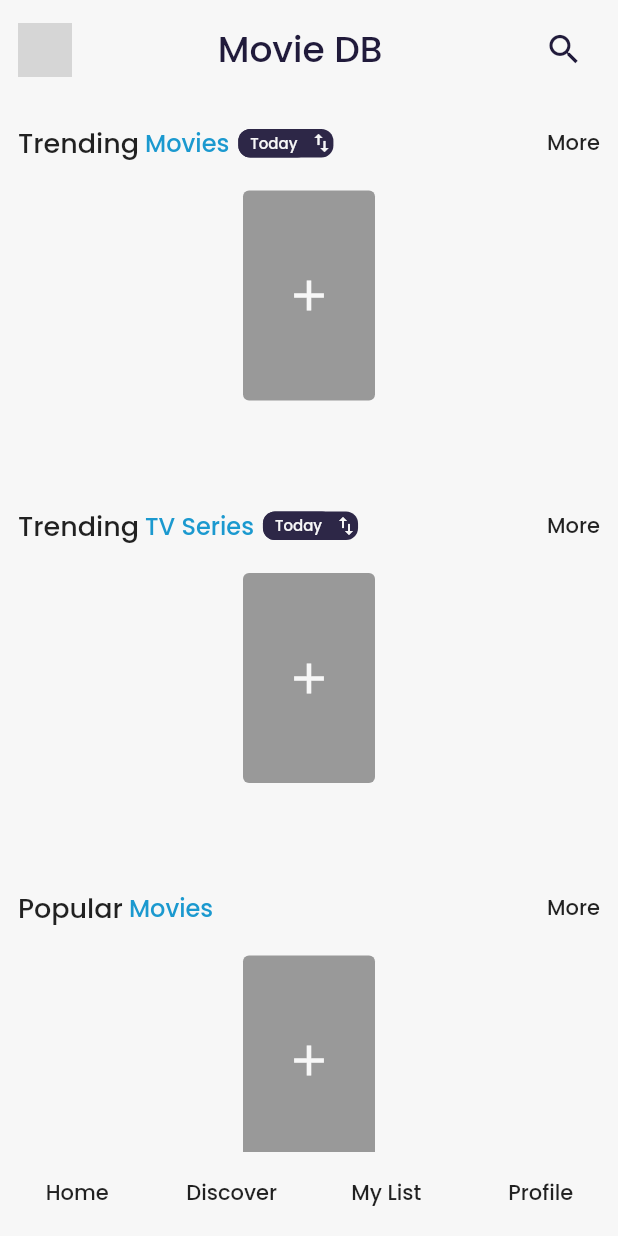
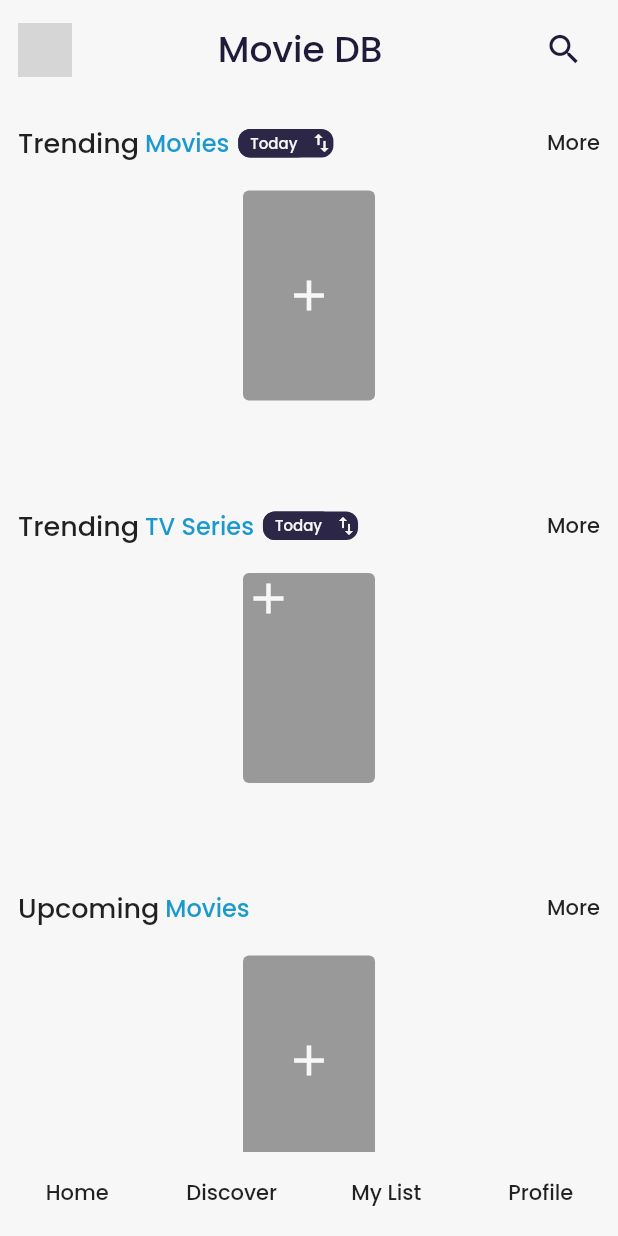
Before and after one commit to himmat12/movie_db_app, a Flutter app: the screen it shows after launch, on a phone screen of 412 x 824 dp. Run offline on Flutter 3.47's test engine with Material 2 defaults, Android fonts, the phone set to English and light mode, and no system bars; our stand-ins replace cached_network_image, flutter_spinkit, get, get_it, get_storage, shimmer; network calls fail; grey boxes are pictures that could not be loaded.

Commit message:
minor bugs fix & slight adding updated in horizontal scrollable

```diff
--- a/lib/src/global_components/switch_btn.dart
+++ b/lib/src/global_components/switch_btn.dart
@@ -160,77 +160,78 @@ Widget trendingTvSwitchBtnBuilder({
 
 // upcomming/now playing movie switch
 
-Widget upcommingMovieSwitchBtnBuilder({
-  Color? color,
-  Color? selectedColor,
-  Color? textColor,
-  BorderRadiusGeometry? borderRadius,
-  EdgeInsetsGeometry? padding,
-  BoxBorder? border,
-}) {
-  final _controller = Get.find<UtilityController>();
-  final _resultsController = Get.find<ResultsController>();
+// Widget upcommingMovieSwitchBtnBuilder({
+//   Color? color,
+//   Color? selectedColor,
+//   Color? textColor,
+//   BorderRadiusGeometry? borderRadius,
+//   EdgeInsetsGeometry? padding,
+//   BoxBorder? border,
+// }) {
+//   final _controller = Get.find<UtilityController>();
+//   final _resultsController = Get.find<ResultsController>();
 
-  return Obx(
-    () => Container(
-      decoration: BoxDecoration(
-        borderRadius: borderRadius ?? BorderRadius.circular(8),
-        color: color ?? secondaryDarkBlue,
-        border: border ??
-            const Border(
-              bottom: BorderSide.none,
-              top: BorderSide.none,
-              left: BorderSide.none,
-              right: BorderSide.none,
-            ),
-      ),
-      child: Row(
-        children: [
-          _resultsController.nowPlayingMoviesState.value == ViewState.busy
-              ? Padding(
-                  padding: padding ??
-                      const EdgeInsets.symmetric(horizontal: 8, vertical: 2),
-                  child: LoadingSpinner.horizontalLoading,
-                )
-              : GestureDetector(
-                  onTap: () {
-                    _controller.toggleIsMovieNowPlayingSwitch();
-                    _resultsController.nowPlayingMoviesPage = 1;
+//   return Obx(
+//     () => Container(
+//       decoration: BoxDecoration(
+//         borderRadius: borderRadius ?? BorderRadius.circular(8),
+//         color: color ?? secondaryDarkBlue,
+//         border: border ??
+//             const Border(
+//               bottom: BorderSide.none,
+//               top: BorderSide.none,
+//               left: BorderSide.none,
+//               right: BorderSide.none,
+//             ),
+//       ),
+//       child: Row(
+//         children: [
+//           _resultsController.nowPlayingMoviesState.value == ViewState.busy
+//               ? Padding(
+//                   padding: padding ??
+//                       const EdgeInsets.symmetric(horizontal: 8, vertical: 2),
+//                   child: LoadingSpinner.horizontalLoading,
+//                 )
+//               : GestureDetector(
+//                   onTap: () {
+//                     _controller.toggleIsMovieNowPlayingSwitch();
 
-                    if (_controller.isMovieNowPlaying == true) {
-                      _resultsController.getMovieResults(
-                          resultType: NOW_PLAYING_STRING);
-                    } else if (_controller.isMovieNowPlaying != true) {
-                      _resultsController.getMovieResults(
-                          resultType: UPCOMING_STRING);
-                    }
-                  },
-                  child: Container(
-                    padding: padding ??
-                        const EdgeInsets.symmetric(horizontal: 8, vertical: 2),
-                    alignment: Alignment.center,
-                    decoration: BoxDecoration(
-                      color: secondaryDarkBlue,
-                      borderRadius: BorderRadius.circular(8),
-                    ),
-                    child: Text(
-                      _controller.isMovieNowPlaying == true
-                          ? 'Now Playing'
-                          : 'Upcoming',
-                      style: TextStyle(
-                        color: textColor ?? primaryWhite,
-                        fontSize: n - 6,
-                      ),
-                    ),
-                  ),
-                ),
-          const Icon(
-            Icons.import_export,
-            size: 16,
-            color: primaryWhite,
-          ),
-        ],
-      ),
-    ),
-  );
-}
+//                     if (_controller.isMovieNowPlaying == true) {
+//                       _resultsController.nowPlayingMoviesPage = 1;
+//                       _resultsController.getMovieResults(
+//                           resultType: NOW_PLAYING_STRING);
+//                     } else if (_controller.isMovieNowPlaying != true) {
+//                       _resultsController.upcommingMoviesPage = 1;
+//                       _resultsController.getMovieResults(
+//                           resultType: UPCOMING_STRING);
+//                     }
+//                   },
+//                   child: Container(
+//                     padding: padding ??
+//                         const EdgeInsets.symmetric(horizontal: 8, vertical: 2),
+//                     alignment: Alignment.center,
+//                     decoration: BoxDecoration(
+//                       color: secondaryDarkBlue,
+//                       borderRadius: BorderRadius.circular(8),
+//                     ),
+//                     child: Text(
+//                       _controller.isMovieNowPlaying == true
+//                           ? 'Now Playing'
+//                           : 'Upcoming',
+//                       style: TextStyle(
+//                         color: textColor ?? primaryWhite,
+//                         fontSize: n - 6,
+//                       ),
+//                     ),
+//                   ),
+//                 ),
+//           const Icon(
+//             Icons.import_export,
+//             size: 16,
+//             color: primaryWhite,
+//           ),
+//         ],
+//       ),
+//     ),
+//   );
+// }
--- a/lib/src/models/movie_result_model.dart
+++ b/lib/src/models/movie_result_model.dart
@@ -44,7 +44,7 @@ class MovieResultModel {
         overview: json['overview'] as String?,
         popularity: (json['popularity'] as num?)?.toDouble(),
         posterPath: json['poster_path'] as String?,
-        releaseDate: json['release_date'] == null
+        releaseDate: json['release_date'] == null || json['release_date'] == ""
             ? null
             : DateTime.parse(json['release_date'] as String),
         title: json['title'] as String?,
--- a/lib/src/models/tv_result_model.dart
+++ b/lib/src/models/tv_result_model.dart
@@ -31,9 +31,10 @@ class TvResultsModel {
 
   factory TvResultsModel.fromJson(Map<String, dynamic> json) => TvResultsModel(
         backdropPath: json['backdrop_path'] as String?,
-        firstAirDate: json['first_air_date'] == null
-            ? null
-            : DateTime.parse(json['first_air_date'] as String),
+        firstAirDate:
+            json['first_air_date'] == "" || json['first_air_date'] == ""
+                ? null
+                : DateTime.parse(json['first_air_date'] as String),
         genreIds: (json['genre_ids'] as List<dynamic>?)
             ?.map((e) => e as int)
             .toList(),
--- a/lib/src/views/dashboard/dashboard.dart
+++ b/lib/src/views/dashboard/dashboard.dart
@@ -10,7 +10,10 @@ import 'package:movie_app/src/helpers/widget_builder_helper.dart';
 import 'package:movie_app/src/models/api_configuration_model.dart';
 import 'package:movie_app/src/skeletons/bottom_nav_skeleton.dart';
 import 'package:movie_app/src/skeletons/page_skeleton.dart';
+import 'package:movie_app/src/views/discover/discover_page.dart';
 import 'package:movie_app/src/views/home/home_page.dart';
+import 'package:movie_app/src/views/mylist/mylist_page.dart';
+import 'package:movie_app/src/views/profile/profile_page.dart';
 
 class DashboardPage extends StatelessWidget {
   final _configurationController = Get.find<ConfigurationController>();
@@ -20,9 +23,9 @@ class DashboardPage extends StatelessWidget {
 
   List<Widget> pages = [
     HomePage(),
-    HomePage(),
-    HomePage(),
-    HomePage(),
+    DiscoverPage(),
+    MyListPage(),
+    ProfilePage(),
   ];
 
   @override
--- /dev/null
+++ b/lib/src/views/discover/discover_page.dart
@@ -0,0 +1,12 @@
+import 'package:flutter/material.dart';
+
+class DiscoverPage extends StatelessWidget {
+  // const DiscoverPage({Key? key}) : super(key: key);
+
+  @override
+  Widget build(BuildContext context) {
+    return const Center(
+      child: Text('Discover'),
+    );
+  }
+}
--- a/lib/src/views/home/components/movies_results_builder.dart
+++ b/lib/src/views/home/components/movies_results_builder.dart
@@ -5,11 +5,8 @@ import 'package:movie_app/src/configs/configs.dart';
 import 'package:movie_app/src/configs/strings.dart';
 import 'package:movie_app/src/controllers/base_controller.dart';
 import 'package:movie_app/src/controllers/results_controller.dart';
-import 'package:movie_app/src/controllers/trending_results_controller.dart';
-import 'package:movie_app/src/controllers/utility_controller.dart';
 import 'package:movie_app/src/global_components/loading_spinner.dart';
 import 'package:movie_app/src/global_components/more_btn.dart';
-import 'package:movie_app/src/global_components/switch_btn.dart';
 import 'package:movie_app/src/models/movie_result_model.dart';
 
 Widget movieResultBuilder({
@@ -19,14 +16,16 @@ Widget movieResultBuilder({
   required String resultType,
   required String posterUrl,
   required Rx<ViewState> state,
-  required RxList<MovieResultModel> moviesResult,
   void Function()? onMoreTap,
 }) {
+  // ignore: avoid_print
+  print("$resultType movie builder builded");
+
   final _resultsController = Get.find<ResultsController>();
-  final _utilityController = Get.find<UtilityController>();
 
   var items = <Widget>[];
 
+// returns respected movies list according to the given resultType parameter
   RxList<MovieResultModel>? getItem(String resultType) {
     switch (resultType) {
       case POPULAR_STRING:
@@ -51,7 +50,7 @@ Widget movieResultBuilder({
           },
           child: SizedBox(
             width: 100,
-            height: 184,
+            height: 186,
             child: Column(
               crossAxisAlignment: CrossAxisAlignment.start,
               children: [
@@ -226,7 +225,10 @@ Widget movieResultBuilder({
           child: SingleChildScrollView(
             scrollDirection: Axis.horizontal,
             child: Obx(
-              () => Row(children: moviesList(getItem(resultType) ?? [])),
+              () => Padding(
+                padding: const EdgeInsets.fromLTRB(12, 0, 12, 0),
+                child: Row(children: moviesList(getItem(resultType) ?? [])),
+              ),
             ),
           ),
         ),
--- a/lib/src/views/home/components/trending_movies_builder.dart
+++ b/lib/src/views/home/components/trending_movies_builder.dart
@@ -18,6 +18,9 @@ Widget trendingMoviesBuilder({
   required String posterUrl,
   void Function()? onMoreTap,
 }) {
+  // ignore: avoid_print
+  print("trending movie builder builded");
+
   final _resultsController = Get.find<ResultsController>();
   final _utilityController = Get.find<UtilityController>();
   final _trendingResultsController = Get.find<TrendingResultsController>();
@@ -33,7 +36,7 @@ Widget trendingMoviesBuilder({
           },
           child: SizedBox(
             width: 100,
-            height: 184,
+            height: 186,
             child: Column(
               crossAxisAlignment: CrossAxisAlignment.start,
               children: [
@@ -212,9 +215,12 @@ Widget trendingMoviesBuilder({
           child: SingleChildScrollView(
             scrollDirection: Axis.horizontal,
             child: Obx(
-              () => Row(
-                  children:
-                      moviesList(_trendingResultsController.trendingMovies)),
+              () => Padding(
+                padding: const EdgeInsets.fromLTRB(12, 0, 12, 0),
+                child: Row(
+                    children:
+                        moviesList(_trendingResultsController.trendingMovies)),
+              ),
             ),
           ),
         ),
--- a/lib/src/views/home/components/trending_tv_builder.dart
+++ b/lib/src/views/home/components/trending_tv_builder.dart
@@ -19,6 +19,9 @@ Widget trendingTvBuilder({
   required String posterUrl,
   void Function()? onMoreTap,
 }) {
+  // ignore: avoid_print
+  print("trending tv builder builded");
+
   final _resultsController = Get.find<ResultsController>();
   final _trendingResultsController = Get.find<TrendingResultsController>();
   final _utilityController = Get.find<UtilityController>();
@@ -34,7 +37,7 @@ Widget trendingTvBuilder({
           },
           child: SizedBox(
             width: 100,
-            height: 184,
+            height: 186,
             child: Column(
               crossAxisAlignment: CrossAxisAlignment.start,
               children: [
@@ -139,9 +142,10 @@ Widget trendingTvBuilder({
         // print('add more pages');
       },
       child: Column(
+        crossAxisAlignment: CrossAxisAlignment.start,
         children: [
           Stack(
-            alignment: AlignmentDirectional.center,
+            // alignment: AlignmentDirectional.center,
             children: [
               Container(
                 width: 88,
@@ -212,8 +216,11 @@ Widget trendingTvBuilder({
           child: SingleChildScrollView(
             scrollDirection: Axis.horizontal,
             child: Obx(
-              () => Row(
-                  children: tvsList(_trendingResultsController.trendingTVs)),
+              () => Padding(
+                padding: const EdgeInsets.fromLTRB(12, 0, 12, 0),
+                child: Row(
+                    children: tvsList(_trendingResultsController.trendingTVs)),
+              ),
             ),
           ),
         ),
--- a/lib/src/views/home/components/tv_results_builder.dart
+++ b/lib/src/views/home/components/tv_results_builder.dart
@@ -5,13 +5,8 @@ import 'package:movie_app/src/configs/configs.dart';
 import 'package:movie_app/src/configs/strings.dart';
 import 'package:movie_app/src/controllers/base_controller.dart';
 import 'package:movie_app/src/controllers/results_controller.dart';
-import 'package:movie_app/src/controllers/trending_results_controller.dart';
-import 'package:movie_app/src/controllers/utility_controller.dart';
 import 'package:movie_app/src/global_components/loading_spinner.dart';
 import 'package:movie_app/src/global_components/more_btn.dart';
-import 'package:movie_app/src/global_components/switch_btn.dart';
-import 'package:movie_app/src/models/movie_result_model.dart';
-import 'package:movie_app/src/models/test_model.dart';
 import 'package:movie_app/src/models/tv_result_model.dart';
 
 Widget tvResultBuilder({
@@ -20,14 +15,16 @@ Widget tvResultBuilder({
   required Rx<ViewState> state,
   required String resultType,
   required String posterUrl,
-  required RxList<TvResultsModel> tvResults,
   void Function()? onMoreTap,
 }) {
+  // ignore: avoid_print
+  print("$resultType tv builder builded");
+
   final _resultsController = Get.find<ResultsController>();
-  final _utilityController = Get.find<UtilityController>();
 
   var items = <Widget>[];
 
+// returns respected TV list according to the given resultType parameter
   RxList<TvResultsModel>? getItem(String resultType) {
     switch (resultType) {
       case POPULAR_STRING:
@@ -52,7 +49,7 @@ Widget tvResultBuilder({
           },
           child: SizedBox(
             width: 100,
-            height: 184,
+            height: 186,
             child: Column(
               crossAxisAlignment: CrossAxisAlignment.start,
               children: [
@@ -230,7 +227,10 @@ Widget tvResultBuilder({
           child: SingleChildScrollView(
             scrollDirection: Axis.horizontal,
             child: Obx(
-              () => Row(children: tvList(getItem(resultType) ?? [])),
+              () => Padding(
+                padding: const EdgeInsets.fromLTRB(12, 0, 12, 0),
+                child: Row(children: tvList(getItem(resultType) ?? [])),
+              ),
             ),
           ),
         ),
--- a/lib/src/views/home/home_page.dart
+++ b/lib/src/views/home/home_page.dart
@@ -45,12 +45,33 @@ class HomePage extends StatelessWidget {
         ),
         const SizedBox(height: 22),
 
+        // upcoming movies *
+        movieResultBuilder(
+          onMoreTap: () {},
+          resultType: UPCOMING_STRING,
+          state: _resultsController.upcommingMoviesState,
+          posterUrl: _configurationController.posterUrl,
+          title: "Upcoming",
+          subtitle: "Movies",
+        ),
+        const SizedBox(height: 22),
+
+        // on the air tv shows
+        tvResultBuilder(
+          onMoreTap: () {},
+          resultType: ON_THE_AIR_STRING,
+          state: _resultsController.onTheAirTvState,
+          posterUrl: _configurationController.posterUrl,
+          title: "On The Air",
+          subtitle: "TV Series",
+        ),
+        const SizedBox(height: 22),
+
         // popular movies *
         movieResultBuilder(
           onMoreTap: () {},
           resultType: POPULAR_STRING,
           state: _resultsController.popularMoviesState,
-          moviesResult: _resultsController.popularMovies,
           posterUrl: _configurationController.posterUrl,
           title: "Popular",
           subtitle: "Movies",
@@ -62,7 +83,6 @@ class HomePage extends StatelessWidget {
           onMoreTap: () {},
           resultType: POPULAR_STRING,
           state: _resultsController.popularTvState,
-          tvResults: _resultsController.popularTvList,
           posterUrl: _configurationController.posterUrl,
           title: "Popular",
           subtitle: "TV Series",
@@ -74,7 +94,6 @@ class HomePage extends StatelessWidget {
           onMoreTap: () {},
           resultType: TOP_RATED_STRING,
           state: _resultsController.topRatedMoviesState,
-          moviesResult: _resultsController.topRatedMovies,
           posterUrl: _configurationController.posterUrl,
           title: "Top Rated",
           subtitle: "Movies",
@@ -86,7 +105,6 @@ class HomePage extends StatelessWidget {
           onMoreTap: () {},
           resultType: TOP_RATED_STRING,
           state: _resultsController.topRatedTvState,
-          tvResults: _resultsController.topRatedTvList,
           posterUrl: _configurationController.posterUrl,
           title: "Top Rated",
           subtitle: "TV Series",
@@ -98,48 +116,24 @@ class HomePage extends StatelessWidget {
           onMoreTap: () {},
           resultType: NOW_PLAYING_STRING,
           state: _resultsController.nowPlayingMoviesState,
-          moviesResult: _resultsController.nowPlayingMovies,
           posterUrl: _configurationController.posterUrl,
-          title: "Movies",
-          subtitle: "",
-          trailingBtn: upcommingMovieSwitchBtnBuilder(),
+          title: "Now Playing",
+          subtitle: "Movies",
         ),
         const SizedBox(height: 22),
 
-        //
-        TextButton(
-          onPressed: () {
-            Map<String, dynamic> json = {"a": null, "b": 1, "c": true};
-
-            Model obj = Model.fromJson(json);
-
-            // ignore: avoid_print
-            print(obj.a);
-
-            // _trendingResultsController.getTrendingMovieResults(
-            //     timeWindow: WEEK_STRING);
-            // _resultsController.getMovieResults(
-            //     resultType: NOW_PLAYING_STRING);
-            // _resultsController.getTvResults(
-            //     resultType: ON_THE_AIR_STRING);
-          },
-          child: const Text('get service results'),
+        // airing today tv shows
+        tvResultBuilder(
+          onMoreTap: () {},
+          resultType: AIRING_TODAY_STRING,
+          state: _resultsController.airingTodayTvState,
+          posterUrl: _configurationController.posterUrl,
+          title: "Airing Today",
+          subtitle: "TV Series",
         ),
+        const SizedBox(height: 22),
+        const SizedBox(height: 22),
       ],
     );
   }
 }
-
-class Model {
-  String? a;
-  int? b;
-  bool? c;
-  Model({
-    this.a,
-    this.b,
-    this.c,
-  });
-
-  factory Model.fromJson(Map<String, dynamic> json) =>
-      Model(a: json['a'] ?? "no data", b: json['b'], c: json['c']);
-}
--- /dev/null
+++ b/lib/src/views/mylist/mylist_page.dart
@@ -0,0 +1,10 @@
+import 'package:flutter/material.dart';
+
+class MyListPage extends StatelessWidget {
+  @override
+  Widget build(BuildContext context) {
+    return const Center(
+      child: Text('My List'),
+    );
+  }
+}
--- /dev/null
+++ b/lib/src/views/profile/profile_page.dart
@@ -0,0 +1,10 @@
+import 'package:flutter/material.dart';
+
+class ProfilePage extends StatelessWidget {
+  @override
+  Widget build(BuildContext context) {
+    return const Center(
+      child: Text('Profile'),
+    );
+  }
+}
```
Also changed, not shown: 1 other file.
